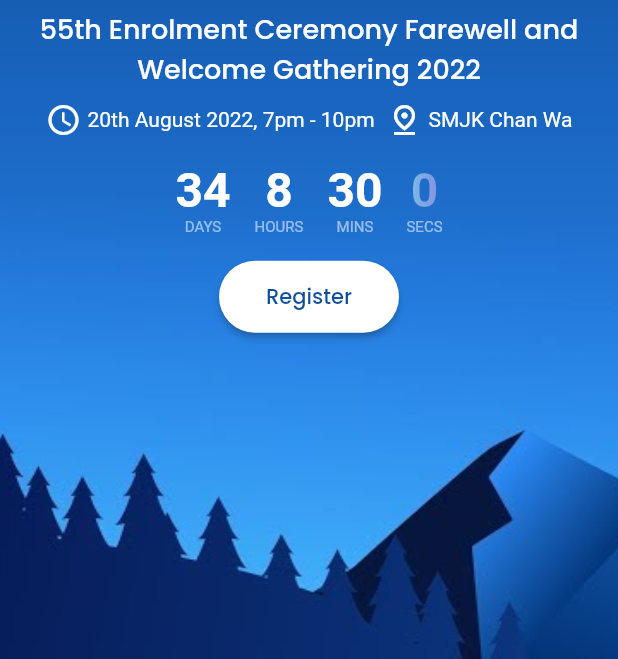
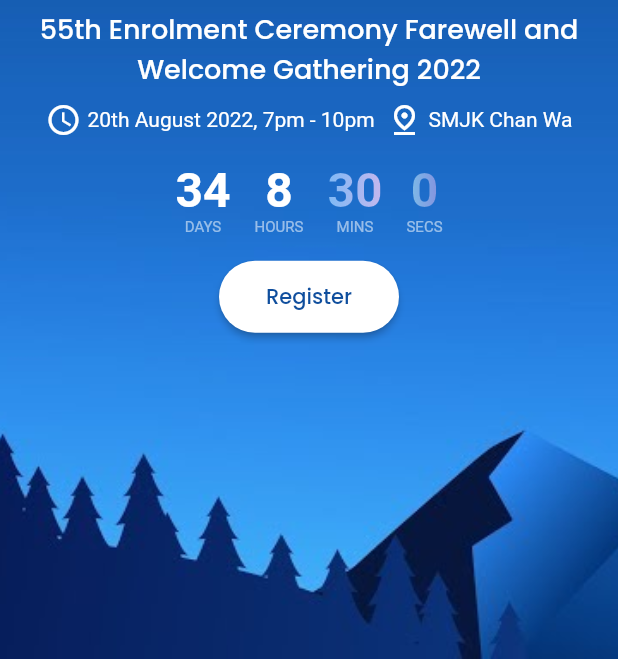
Before and after one commit to junsiong2008/cw_bsmm, a Flutter app: the screen it shows after launch, on a phone screen of 412 x 824 dp, the part 577-1236 px from its top. Run offline on Flutter 3.47's test engine with Material 2 defaults, Android fonts, the phone set to English and light mode, and no system bars; drawn by our look-alikes of flutter_countdown_timer; our stand-ins replace cloud_firestore, firebase_analytics, firebase_core, lottie; missing offline and left inert: firebase_app_check; accounts and stored records are empty; statements that could not run were skipped.

Commit message:
Gradient Text test #2

```diff
--- a/lib/components/ui/countdown_group.dart
+++ b/lib/components/ui/countdown_group.dart
@@ -81,12 +81,10 @@ class CountdownGroup extends StatelessWidget {
                 //     Color(0XFFE0C3F3),
                 //   ]),
                 // ),
-                Text(
-                  '${time.min}',
-                  style: kCountdownNumberTextStyle.copyWith(
-                    color: Colors.white,
-                  ),
-                ),
+                GradientText('${time.min}', colors: <Color>[
+                  Color(0XFF8EC5FC),
+                  Color(0XFFE0C3F3),
+                ]),
                 const Text(
                   'MINS',
                   style: kCountdownSubtitleTextStyle,
--- a/lib/components/ui/gradient_text.dart
+++ b/lib/components/ui/gradient_text.dart
@@ -1,25 +1,29 @@
+import 'package:cw_bsmm/shared/constants.dart';
 import 'package:flutter/material.dart';
 
 class GradientText extends StatelessWidget {
   const GradientText(
     this.text, {
+    required this.colors,
     Key? key,
-    this.style,
-    required this.gradient,
   }) : super(key: key);
 
   final String text;
-  final TextStyle? style;
-  final Gradient gradient;
+  final List<Color> colors;
 
   @override
   Widget build(BuildContext context) {
     return ShaderMask(
       blendMode: BlendMode.srcIn,
-      shaderCallback: (bounds) => gradient.createShader(
+      shaderCallback: (bounds) => LinearGradient(
+        colors: colors,
+      ).createShader(
         Rect.fromLTWH(0, 0, bounds.width, bounds.height),
       ),
-      child: Text(text, style: style),
+      child: Text(
+        text,
+        style: kCountdownNumberTextStyle,
+      ),
     );
   }
 }
```
